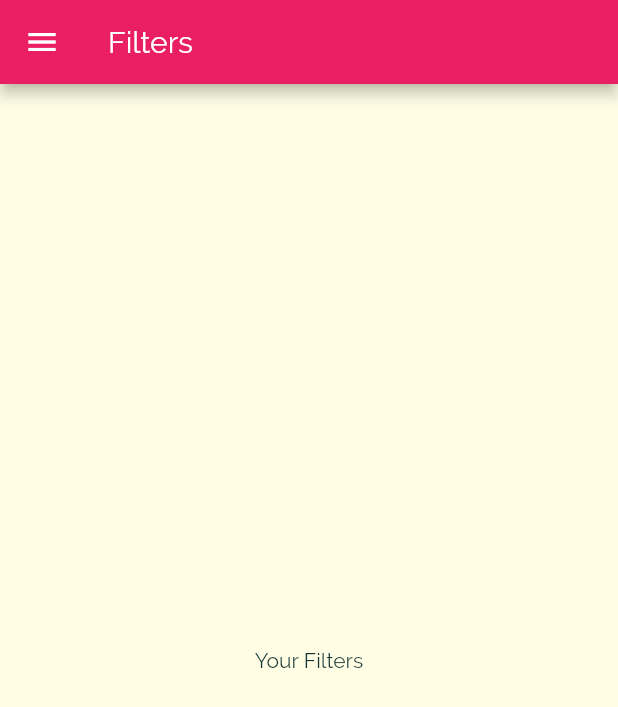
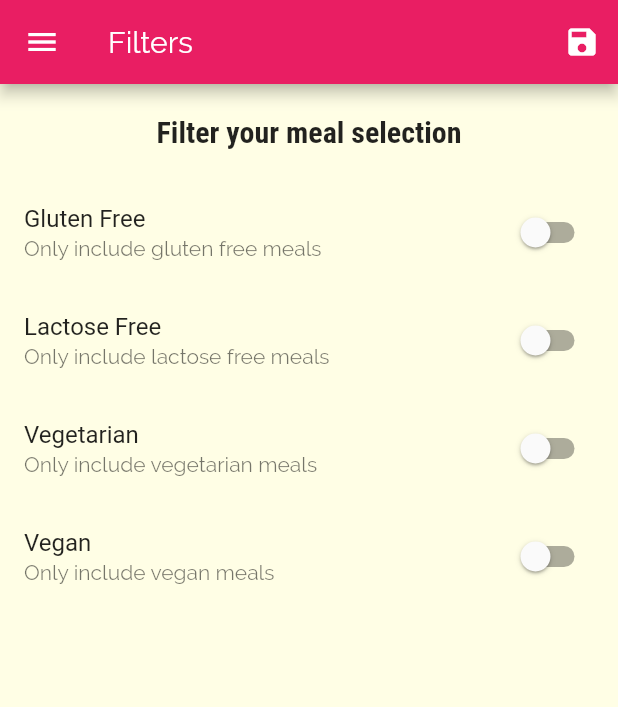
Before and after one commit to keitheyre/meals_app, a Flutter app: the FiltersScreen screen opened by its route, on a phone screen of 412 x 824 dp. Shown: the top 707 px of the screen. Run offline on Flutter 3.47's test engine with Material 2 defaults, Android fonts, the phone set to English and light mode, and no system bars.

Commit message:
Add the logic for the filtering of meals based on their parameters using the switches on the Filter Screen after clicking the save icon

```diff
--- a/lib/main.dart
+++ b/lib/main.dart
@@ -1,15 +1,52 @@
 import 'package:flutter/material.dart';
+import 'package:meals_app/dummy_data.dart';
 import 'package:meals_app/screens/category_meals_screen.dart';
 import 'package:meals_app/screens/filters_screen.dart';
 import 'package:meals_app/screens/meal_detail_screen.dart';
 import 'package:meals_app/screens/tabs_screen.dart';
 
+import 'models/meal.dart';
 import 'screens/categories_screen.dart';
 
 void main() => runApp(MyApp());
 
-class MyApp extends StatelessWidget {
+class MyApp extends StatefulWidget {
   // This widget is the root of your application.
+  @override
+  _MyAppState createState() => _MyAppState();
+}
+
+class _MyAppState extends State<MyApp> {
+  Map<String, bool> _filters = {
+    'gluten': false,
+    'lactose': false,
+    'vegetarian': false,
+    'vegan': false,
+  };
+
+  void _setFilter(Map<String, bool> filteredData) {
+    setState(() {
+      _filters = filteredData;
+      _availableMeals = DUMMY_MEALS.where((meal) {
+        if (_filters['gluten'] && !meal.isGlutenFree) {
+          return false;
+        }
+        if (_filters['lactose'] && !meal.isLactoseFree) {
+          return false;
+        }
+        if (_filters['vegan'] && !meal.isVegan) {
+          return false;
+        }
+        if (_filters['vegetarian'] && !meal.isVegetarian) {
+          return false;
+        }
+        return true;
+      }).toList();
+    });
+  }
+
+  List<Meal> _availableMeals = DUMMY_MEALS;
+
   @override
   Widget build(BuildContext context) {
     return MaterialApp(
@@ -35,9 +72,10 @@ class MyApp extends StatelessWidget {
       ),
       home: TabsScreen(),
       routes: {
-        CategoryMealsScreen.routeName: (ctx) => CategoryMealsScreen(),
+        CategoryMealsScreen.routeName: (ctx) =>
+            CategoryMealsScreen(_availableMeals),
         MealDetailScreen.routeName: (ctx) => MealDetailScreen(),
-        FiltersScreen.routeName: (ctx) => FiltersScreen(),
+        FiltersScreen.routeName: (ctx) => FiltersScreen(_setFilter),
 //        "/category-meals": (ctx) => CategoryMealsScreen(),
       },
       //Fallback routes for pushNamed
--- a/lib/screens/category_meals_screen.dart
+++ b/lib/screens/category_meals_screen.dart
@@ -2,10 +2,11 @@ import 'package:flutter/material.dart';
 import 'package:meals_app/models/meal.dart';
 import 'package:meals_app/widgets/meal_item.dart';
 
-import '../dummy_data.dart';
-
 class CategoryMealsScreen extends StatefulWidget {
   static const routeName = '/category-meals';
+  final List<Meal> _availableMeals;
+
+  CategoryMealsScreen(this._availableMeals);
 
   @override
   _CategoryMealsScreenState createState() => _CategoryMealsScreenState();
@@ -30,7 +31,7 @@ class _CategoryMealsScreenState extends State<CategoryMealsScreen> {
 
       categoryTitle = routeArgs['title'];
       final String id = routeArgs['id'];
-      displayedMeals = DUMMY_MEALS.where((meal) {
+      displayedMeals = widget._availableMeals.where((meal) {
         return meal.categories.contains(id);
       }).toList();
       _loadedInitData = true;
--- a/lib/screens/filters_screen.dart
+++ b/lib/screens/filters_screen.dart
@@ -1,18 +1,96 @@
 import 'package:flutter/material.dart';
 import 'package:meals_app/widgets/main_drawer.dart';
 
-class FiltersScreen extends StatelessWidget {
+class FiltersScreen extends StatefulWidget {
   static const routeName = '/filters';
+
+  final Function saveFilters;
+
+  FiltersScreen(this.saveFilters);
+
+  @override
+  _FiltersScreenState createState() => _FiltersScreenState();
+}
+
+class _FiltersScreenState extends State<FiltersScreen> {
+  bool glutenFree = false;
+  bool vegetarian = false;
+  bool vegan = false;
+  bool lactoseFree = false;
+
+  Widget _buildSwitchListTile(String title, String description,
+      bool currentValue, Function updateValue) {
+    return SwitchListTile(
+      title: Text(title),
+      value: currentValue,
+      subtitle: Text(description),
+      onChanged: updateValue,
+    );
+  }
 
   @override
   Widget build(BuildContext context) {
     return Scaffold(
       appBar: AppBar(
         title: Text('Filters'),
+        actions: <Widget>[
+          IconButton(
+            icon: Icon(Icons.save),
+            onPressed: () {
+              final selectedFilters = {
+                'gluten': glutenFree,
+                'lactose': lactoseFree,
+                'vegetarian': vegetarian,
+                'vegan': vegan,
+              };
+              widget.saveFilters(selectedFilters);
+            },
+          )
+        ],
       ),
       drawer: MainDrawer(),
-      body: Center(
-        child: Text('Your Filters'),
+      body: Column(
+        children: <Widget>[
+          Container(
+            padding: EdgeInsets.all(20),
+            child: Text(
+              'Filter your meal selection',
+              style: Theme.of(context).textTheme.title,
+            ),
+          ),
+          Expanded(
+            child: ListView(
+              children: <Widget>[
+                _buildSwitchListTile(
+                    'Gluten Free', 'Only include gluten free meals', glutenFree,
+                    (newValue) {
+                  setState(() {
+                    glutenFree = newValue;
+                  });
+                }),
+                _buildSwitchListTile('Lactose Free',
+                    'Only include lactose free meals', lactoseFree, (newValue) {
+                  setState(() {
+                    lactoseFree = newValue;
+                  });
+                }),
+                _buildSwitchListTile(
+                    'Vegetarian', 'Only include vegetarian meals', vegetarian,
+                    (newValue) {
+                  setState(() {
+                    vegetarian = newValue;
+                  });
+                }),
+                _buildSwitchListTile('Vegan', 'Only include vegan meals', vegan,
+                    (newValue) {
+                  setState(() {
+                    vegan = newValue;
+                  });
+                }),
+              ],
+            ),
+          ),
+        ],
       ),
     );
   }
```
